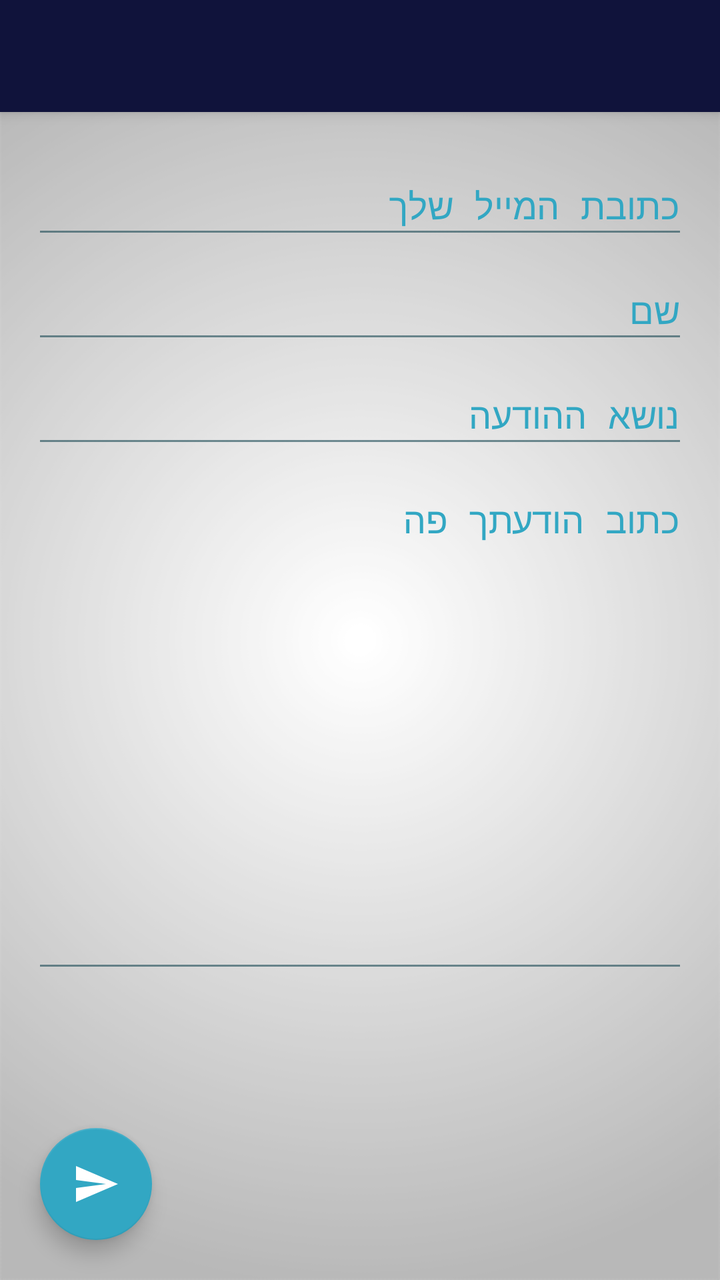
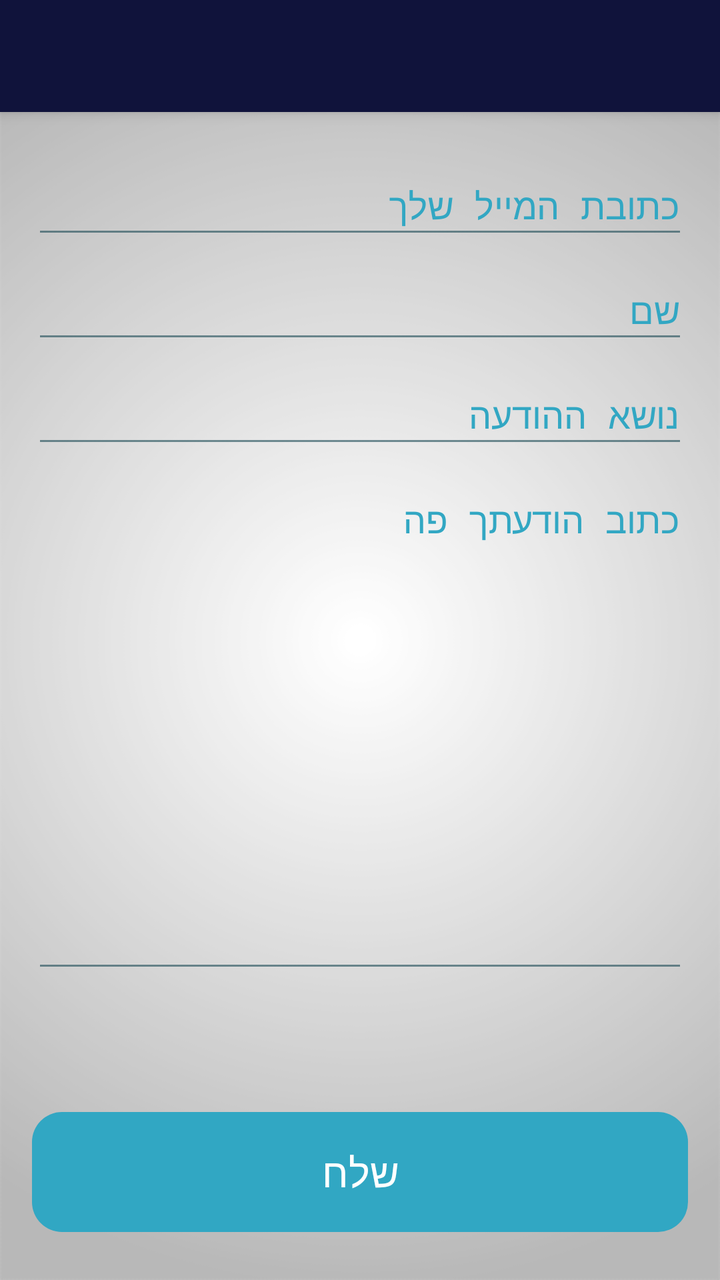

The first picture is an Android layout as it rendered before a commit; the second is the same layout after the commit. The layout source and the unified diff follow.
<!-- AndroidManifest.xml: activity theme MyMaterialTheme -->
<!-- res/layout/activity_contact.xml -->
<?xml version="1.0" encoding="utf-8"?>
<android.support.design.widget.CoordinatorLayout xmlns:android="http://schemas.android.com/apk/res/android"
    xmlns:app="http://schemas.android.com/apk/res-auto"
    xmlns:tools="http://schemas.android.com/tools"
    android:layout_width="match_parent"
    android:layout_height="match_parent"
    android:fitsSystemWindows="true"
    android:id="@+id/contactP"
    tools:context="atlow.chemi.mymada.MokedPage">
    <android.support.design.widget.AppBarLayout
        android:layout_width="match_parent"
        android:layout_height="wrap_content"
        android:theme="@style/AppTheme.AppBarOverlay">
        <android.support.v7.widget.Toolbar
            android:id="@+id/toolbar"
            android:layout_width="match_parent"
            android:layout_height="?attr/actionBarSize"
            android:background="?attr/colorPrimary"
            app:layout_scrollFlags="scroll|exitUntilCollapsed"
            app:popupTheme="@style/AppTheme.PopupOverlay" />
    </android.support.design.widget.AppBarLayout>
    <ScrollView
        android:layout_width="wrap_content"
        android:layout_height="wrap_content"
        android:layoutDirection="ltr"
        app:layout_behavior="@string/appbar_scrolling_view_behavior"
        android:id="@+id/scM">
<RelativeLayout xmlns:android="http://schemas.android.com/apk/res/android"
    xmlns:tools="http://schemas.android.com/tools" android:layout_width="match_parent"
    android:layout_height="wrap_content" android:paddingLeft="@dimen/activity_horizontal_margin"
    android:paddingRight="@dimen/activity_horizontal_margin"
    android:paddingTop="@dimen/activity_horizontal_margin"
    android:paddingBottom="@dimen/activity_horizontal_margin"
    android:id="@+id/cont"
    tools:context="atlow.chemi.mymada.contactActivity">

    <android.support.design.widget.TextInputLayout
        android:id="@+id/emailATIL"
        android:layout_width="match_parent"
        android:layout_height="wrap_content">

        <android.support.design.widget.TextInputEditText
            android:id="@+id/emailA"
            android:layout_width="match_parent"
            android:layout_height="wrap_content"
            android:singleLine="true"
            android:gravity="start"
            android:nextFocusDown="@+id/emailN"
            android:nextFocusForward="@+id/emailN"
            android:inputType="textEmailAddress"
            android:hint="@string/from" />
    </android.support.design.widget.TextInputLayout>
    <android.support.design.widget.TextInputLayout
        android:id="@+id/emailNTIL"
        android:layout_below="@+id/emailATIL"
        android:layout_width="match_parent"
        android:layout_height="wrap_content">
        <android.support.design.widget.TextInputEditText
            android:id="@+id/emailN"
            android:layout_width="match_parent"
            android:layout_height="wrap_content"
            android:singleLine="true"
            android:gravity="start"
            android:nextFocusDown="@+id/emailS"
            android:nextFocusForward="@+id/emailS"
            android:inputType="textAutoComplete"
            android:hint="@string/name" />
    </android.support.design.widget.TextInputLayout>
    <android.support.design.widget.TextInputLayout
        android:id="@+id/emailSTIL"
        android:layout_below="@+id/emailNTIL"
        android:layout_width="match_parent"
        android:layout_height="wrap_content">
        <android.support.design.widget.TextInputEditText
            android:id="@+id/emailS"
            android:layout_width="match_parent"
            android:layout_height="wrap_content"
            android:singleLine="true"
            android:gravity="start"
            android:nextFocusDown="@+id/emailT"
            android:nextFocusForward="@+id/emailT"
            android:inputType="textAutoCorrect"
            android:hint="@string/subjectT" />
    </android.support.design.widget.TextInputLayout>
    <android.support.design.widget.TextInputLayout
        android:id="@+id/emailTTIL"
        android:layout_below="@+id/emailSTIL"
        android:layout_width="match_parent"
        android:layout_height="wrap_content">
        <android.support.design.widget.TextInputEditText
            android:id="@+id/emailT"
            android:layout_width="match_parent"
            android:layout_height="wrap_content"
            android:lines="11"
            android:inputType="textMultiLine"
            android:hint="@string/mailBT"
            android:gravity="top" />
    </android.support.design.widget.TextInputLayout>
</RelativeLayout>
    </ScrollView>
    <android.support.design.widget.FloatingActionButton
    android:layout_width="wrap_content"
    android:layout_height="wrap_content"
    android:id="@+id/sendE"
    android:src="@drawable/ic_send"
    app:backgroundTint="@color/ColorAqua"
    app:rippleColor="@color/ColorBlue"
    android:layout_gravity="bottom|left"
        android:layout_marginRight="20dp"
        android:layout_marginLeft="20dp"
    android:layout_marginBottom="20dp"/>
</android.support.design.widget.CoordinatorLayout>
<!-- resources referenced by this layout -->
<resources>
  <color name="ColorAqua">#32a7c3</color>
  <color name="ColorBlue">#98194853</color>
  <dimen name="activity_horizontal_margin">16dp</dimen>
  <!-- drawable ic_send (drawable) -->
  <vector xmlns:android="http://schemas.android.com/apk/res/android"
          android:width="24dp"
          android:height="24dp"
          android:viewportWidth="24.0"
          android:viewportHeight="24.0">
      <path
          android:fillColor="#FFFFFFFF"
          android:pathData="M2.01,21L23,12 2.01,3 2,10l15,2 -15,2z" />
  </vector>
  <string name="from">כתובת המייל שלך</string>
  <string name="mailBT">כתוב הודעתך פה</string>
  <string name="name">שם</string>
  <string name="subjectT">נושא ההודעה</string>
  <style name="AppTheme.AppBarOverlay" parent="ThemeOverlay.AppCompat.Dark.ActionBar" />
  <style name="AppTheme.PopupOverlay" parent="ThemeOverlay.AppCompat.Light" />
  <style name="MyMaterialTheme" parent="MyMaterialTheme.Base">
  
      </style>
  <style name="MyMaterialTheme.Base" parent="AppTheme">
          <item name="windowNoTitle">true</item>
          <item name="windowActionBar">false</item>
          <item name="colorPrimary">@color/ColorPrimary</item>
          <item name="colorPrimaryDark">@color/ColorPrimary</item>
          <item name="colorAccent">@color/ColorPrimary</item>
      </style>
  <style name="AppTheme" parent="Theme.AppCompat.Light">
          
          <item name="android:textColor">@color/Black</item>
          <item name="colorPrimary">@color/ColorPrimary</item>
          <item name="colorPrimaryDark">@color/ColorPrimaryDark</item>
          <item name="android:textColorHintInverse">@color/ColorBlue</item>
          <item name="actionBarTheme">@style/ThemeOverlay.AppCompat.Dark.ActionBar</item>
          <item name="buttonStyle">@style/FButton</item>
          <item name="android:buttonStyle">@style/FButton</item>
          <item name="colorAccent">@color/materialGrey300</item>
          
          <item name="android:actionMenuTextColor">@color/Black</item>
          <item name="android:itemBackground">@color/materialGrey300</item>
          <item name="android:textColorSecondary">@color/ColorRedDark</item>
          <item name="android:windowBackground">@drawable/ic_bgg</item>
          <item name="android:typeface">monospace</item>
  
          <item name="android:textColorHint">@color/ColorAqua</item>
          <item name="colorControlNormal">@color/ColorBlue</item>
          <item name="colorControlActivated">@color/ColorAqua</item>
          <item name="colorControlHighlight">@color/ColorAqua</item>
      </style>
  <color name="ColorPrimary">#10133b</color>
  <color name="Black">#000000</color>
  <color name="ColorPrimaryDark">#1a1d4b</color>
  <style name="FButton" parent="Theme.AppCompat.Light">
          <item name="colorControlHighlight">@color/ColorBlue</item>
          <item name="android:textColor">@color/ColorAqua</item>
          <item name="android:textSize">20sp</item>
      </style>
  <color name="materialGrey300">#ffe0e0e0</color>
  <color name="ColorRedDark">#6b0000</color>
  <!-- drawable ic_bgg: png bitmap (drawable, 33899 bytes) -->
</resources>

<!-- the commit's change to res/layout/activity_contact.xml (unified diff, before → after) -->
@@ -19,18 +19,25 @@
             app:layout_scrollFlags="scroll|exitUntilCollapsed"
             app:popupTheme="@style/AppTheme.PopupOverlay" />
     </android.support.design.widget.AppBarLayout>
+    <RelativeLayout
+        android:layout_width="match_parent"
+        android:layout_height="match_parent"
+        app:layout_behavior="@string/appbar_scrolling_view_behavior"
+        android:paddingLeft="@dimen/activity_horizontal_margin"
+        android:paddingRight="@dimen/activity_horizontal_margin"
+        android:paddingTop="@dimen/activity_horizontal_margin"
+        android:paddingBottom="@dimen/activity_horizontal_margin">
     <ScrollView
         android:layout_width="wrap_content"
         android:layout_height="wrap_content"
         android:layoutDirection="ltr"
-        app:layout_behavior="@string/appbar_scrolling_view_behavior"
+        android:layout_alignParentTop="true"
+        android:layout_above="@+id/sendEM"
+        android:layout_marginBottom="8dp"
         android:id="@+id/scM">
 <RelativeLayout xmlns:android="http://schemas.android.com/apk/res/android"
     xmlns:tools="http://schemas.android.com/tools" android:layout_width="match_parent"
-    android:layout_height="wrap_content" android:paddingLeft="@dimen/activity_horizontal_margin"
-    android:paddingRight="@dimen/activity_horizontal_margin"
-    android:paddingTop="@dimen/activity_horizontal_margin"
-    android:paddingBottom="@dimen/activity_horizontal_margin"
+    android:layout_height="wrap_content"
     android:id="@+id/cont"
     tools:context="atlow.chemi.mymada.contactActivity">
 
@@ -98,15 +105,19 @@
     </android.support.design.widget.TextInputLayout>
 </RelativeLayout>
     </ScrollView>
-    <android.support.design.widget.FloatingActionButton
-    android:layout_width="wrap_content"
-    android:layout_height="wrap_content"
-    android:id="@+id/sendE"
-    android:src="@drawable/ic_send"
-    app:backgroundTint="@color/ColorAqua"
-    app:rippleColor="@color/ColorBlue"
-    android:layout_gravity="bottom|left"
-        android:layout_marginRight="20dp"
-        android:layout_marginLeft="20dp"
-    android:layout_marginBottom="20dp"/>
+        <Button
+            android:id="@+id/sendEM"
+            android:layout_width="match_parent"
+            android:layout_height="60dp"
+            android:layout_alignParentBottom="true"
+            android:layout_centerHorizontal="true"
+            android:layout_marginBottom="8dp"
+            android:background="@drawable/btns_new"
+            android:gravity="center|center_horizontal|center_vertical"
+            android:paddingStart="@dimen/activity_horizontal_margin"
+            android:paddingEnd="@dimen/activity_horizontal_margin"
+            android:text="@string/succ"
+            android:textColor="#FFF"
+            android:textSize="20sp" />
+    </RelativeLayout>
 </android.support.design.widget.CoordinatorLayout>
<!-- resource entries referenced after the edit -->
@@ -3,25 +3,32 @@
   <color name="ColorAqua">#32a7c3</color>
   <color name="ColorBlue">#98194853</color>
   <dimen name="activity_horizontal_margin">16dp</dimen>
-  <!-- drawable ic_send (drawable) -->
-  <vector xmlns:android="http://schemas.android.com/apk/res/android"
-          android:width="24dp"
-          android:height="24dp"
-          android:viewportWidth="24.0"
-          android:viewportHeight="24.0">
-      <path
-          android:fillColor="#FFFFFFFF"
-          android:pathData="M2.01,21L23,12 2.01,3 2,10l15,2 -15,2z" />
-  </vector>
+  <!-- drawable btns_new (drawable) -->
+  <?xml version="1.0" encoding="utf-8"?>
+  <shape xmlns:android="http://schemas.android.com/apk/res/android"
+      android:shape="rectangle">
+      <corners android:radius="15dp" />
+      <solid android:color="@color/ColorNice" />
+      <padding
+          android:right="0dp"
+          android:left="0dp"
+          android:bottom="0dp"
+          android:top="0dp" />
+      <stroke
+          android:width="0dp"
+          android:color="#1e869f" />
+  </shape>
   <string name="from">כתובת המייל שלך</string>
   <string name="mailBT">כתוב הודעתך פה</string>
   <string name="name">שם</string>
   <string name="subjectT">נושא ההודעה</string>
+  <string name="succ">שלח</string>
   <style name="AppTheme.AppBarOverlay" parent="ThemeOverlay.AppCompat.Dark.ActionBar" />
   <style name="AppTheme.PopupOverlay" parent="ThemeOverlay.AppCompat.Light" />
   <style name="MyMaterialTheme" parent="MyMaterialTheme.Base">
   
       </style>
+  <color name="ColorNice">#31a7c3</color>
   <style name="MyMaterialTheme.Base" parent="AppTheme">
           <item name="windowNoTitle">true</item>
           <item name="windowActionBar">false</item>
